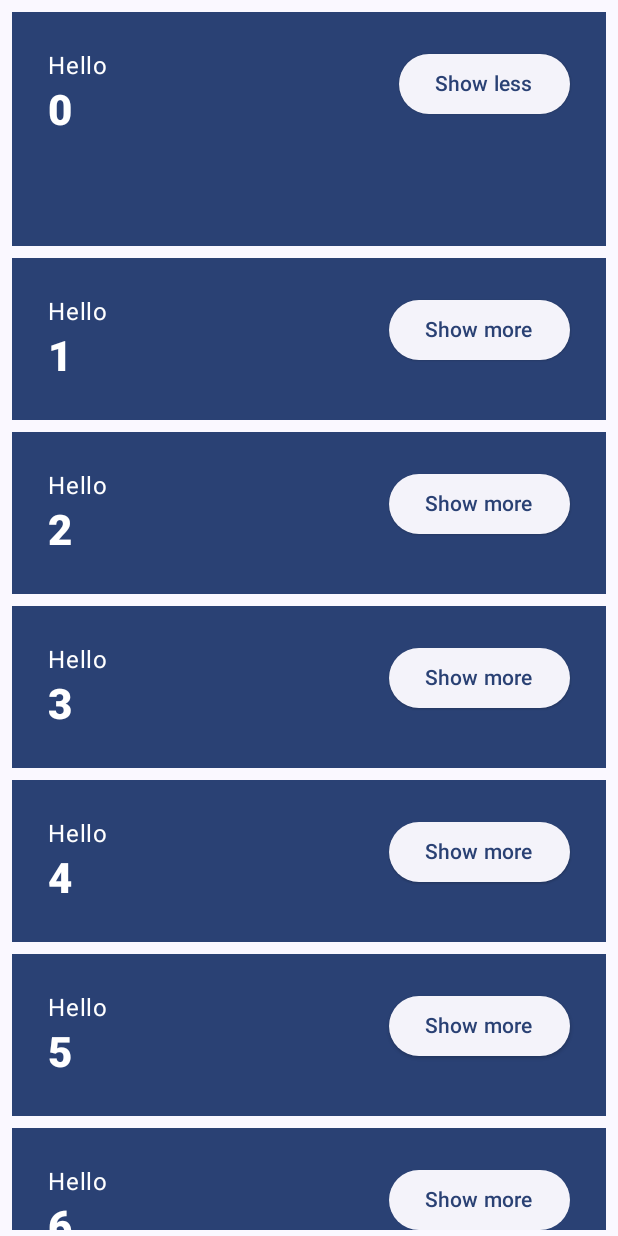
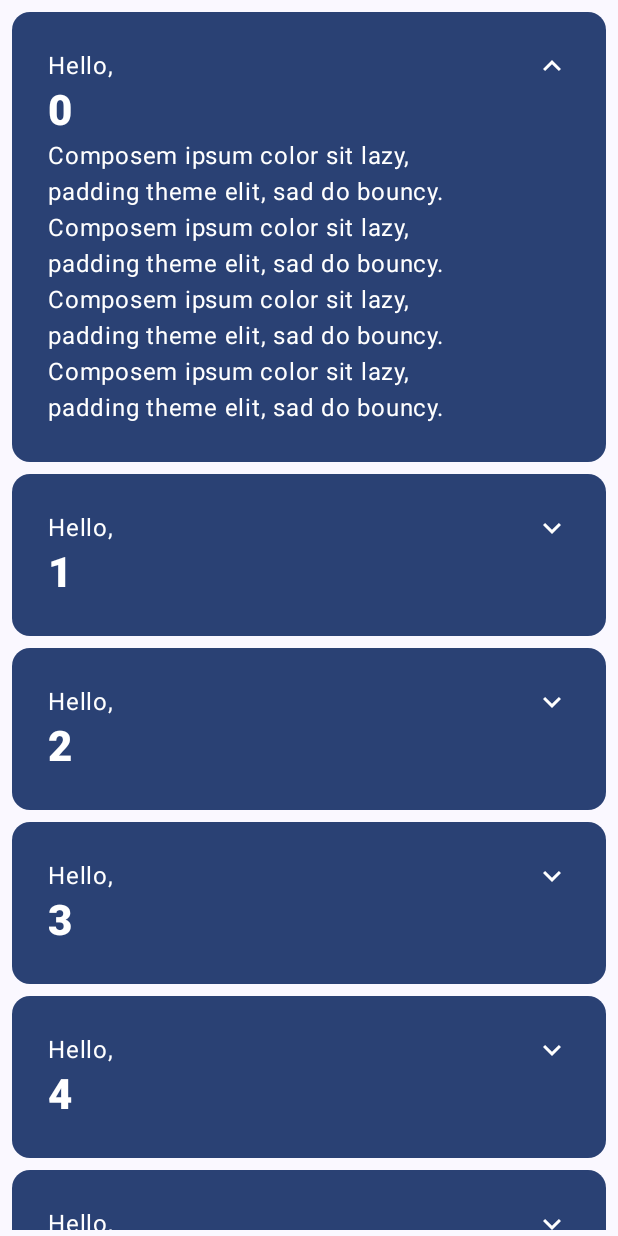
Before and after one commit to banirakomugi/jetpackCompose, an Android app built with Jetpack Compose: the screen it shows after launch (MainActivity), after a tap on "Show more", on a phone screen of 412 x 824 dp. Run offline under Robolectric (Android 15) with nearby library versions, the phone set to English and light mode, and no system bars; 1 other tap on this screen came first.

Commit message:
Basics Codelabの編集をコミット ・最終仕上げ

```diff
--- a/app/build.gradle.kts
+++ b/app/build.gradle.kts
@@ -59,6 +59,7 @@ dependencies {
     implementation("androidx.compose.ui:ui-graphics")
     implementation("androidx.compose.ui:ui-tooling-preview")
     implementation("androidx.compose.material3:material3")
+    implementation("androidx.compose.material:material-icons-extended")
     testImplementation("junit:junit:4.13.2")
     androidTestImplementation("androidx.test.ext:junit:1.2.1")
     androidTestImplementation("androidx.test.espresso:espresso-core:3.6.1")
--- a/app/src/main/java/com/example/basiccodelab/MainActivity.kt
+++ b/app/src/main/java/com/example/basiccodelab/MainActivity.kt
@@ -6,6 +6,7 @@ import android.os.Bundle
 import androidx.activity.ComponentActivity
 import androidx.activity.OnBackPressedDispatcherOwner
 import androidx.activity.compose.setContent
+import androidx.compose.animation.animateContentSize
 import androidx.compose.animation.core.Spring
 import androidx.compose.foundation.layout.Arrangement
 import androidx.compose.foundation.layout.Column
@@ -36,6 +37,14 @@ import androidx.compose.foundation.lazy.LazyColumn
 import androidx.compose.runtime.saveable.rememberSaveable
 import androidx.compose.animation.core.animateDpAsState
 import androidx.compose.animation.core.spring
+import androidx.compose.material.icons.Icons
+import androidx.compose.material.icons.filled.ExpandLess
+import androidx.compose.material.icons.filled.ExpandMore
+import androidx.compose.material3.Card
+import androidx.compose.material3.CardDefaults
+import androidx.compose.material3.Icon
+import androidx.compose.material3.IconButton
+import androidx.compose.ui.res.stringResource
 import androidx.compose.ui.text.font.FontWeight
 import androidx.compose.ui.unit.coerceAtLeast
 
@@ -251,38 +260,93 @@ fun OnboardingPreview() {
 @Composable
 fun Greeting(name: String, modifier: Modifier = Modifier) {
 
+    Card(
+        colors = CardDefaults.cardColors(
+            containerColor = MaterialTheme.colorScheme.primary
+        ),
+        modifier = modifier.padding (vertical = 4.dp, horizontal = 8.dp)
+    ){
+        CardContent(name)
+    }
+}
+
+@Composable
+private fun CardContent(name: String) {
     var expanded by rememberSaveable { mutableStateOf(false) }
 
-    val extraPadding by animateDpAsState(
-        if (expanded) 48.dp else 0.dp,
+    Row (
+        modifier = Modifier
+            .padding(12.dp)
+            .animateContentSize(
                 animationSpec = spring(
                     dampingRatio = Spring.DampingRatioHighBouncy,
                     stiffness = Spring.StiffnessLow
                 )
             )
-    Surface(
-        color = MaterialTheme.colorScheme.primary,
-        modifier = modifier.padding(vertical = 4.dp, horizontal = 8.dp)
     ) {
-        Row(modifier = Modifier.padding(24.dp)) {
-            Column(modifier = Modifier
+        Column(
+            modifier = Modifier
                 .weight(1f)
-                .padding(bottom = extraPadding.coerceAtLeast(0.dp))
+                .padding(12.dp)
         ) {
-                Text(text = "Hello")
-                Text(text = name,
-                    style = MaterialTheme.typography.headlineMedium,
+            Text(text = "Hello, ")
+            Text(
+                text = name, style = MaterialTheme.typography.headlineMedium.copy(
                     fontWeight = FontWeight.ExtraBold
                 )
+            )
+            if (expanded) {
+                Text(
+                    text = ("Composem ipsum color sit lazy, " +
+                            "padding theme elit, sad do bouncy. ").repeat(4),
+                )
             }
-            ElevatedButton(
-                onClick = { expanded = !expanded }
-            ) {
-                Text(if (expanded) "Show less" else "Show more")
+        }
+        IconButton(onClick = { expanded = !expanded }) {
+            Icon(
+                imageVector = if (expanded) Icons.Filled.ExpandLess else Icons.Filled.ExpandMore,
+                contentDescription = if(expanded) {
+                    stringResource(R.string.show_less)
+                }else {
+                    stringResource(R.string.show_more)
+                }
+            )
         }
     }
 }
-}
+
+//    var expanded by rememberSaveable { mutableStateOf(false) }
+//
+//    val extraPadding by animateDpAsState(
+//        if (expanded) 48.dp else 0.dp,
+//        animationSpec = spring(
+//            dampingRatio = Spring.DampingRatioHighBouncy,
+//            stiffness = Spring.StiffnessLow
+//        )
+//    )
+//    Surface(
+//        color = MaterialTheme.colorScheme.primary,
+//        modifier = modifier.padding(vertical = 4.dp, horizontal = 8.dp)
+//    ) {
+//        Row(modifier = Modifier.padding(24.dp)) {
+//            Column(modifier = Modifier
+//                .weight(1f)
+//                .padding(bottom = extraPadding.coerceAtLeast(0.dp))
+//            ) {
+//                Text(text = "Hello")
+//                Text(text = name,
+//                    style = MaterialTheme.typography.headlineMedium,
+//                        fontWeight = FontWeight.ExtraBold
+//                )
+//            }
+//            ElevatedButton(
+//                onClick = { expanded = !expanded }
+//            ) {
+//                Text(if (expanded) stringResource(R.string.show_less) else stringResource(R.string.show_more))
+//            }
+//        }
+//    }
+
 
 @Preview(
     showBackground = true,
--- a/app/src/main/res/values/strings.xml
+++ b/app/src/main/res/values/strings.xml
@@ -1,3 +1,5 @@
 <resources>
     <string name="app_name">Basic Codelab</string>
+    <string name="show_less">Show less</string>
+    <string name="show_more">Show more</string>
 </resources>
```
Lines whose indentation alone changed are shown as unchanged.
